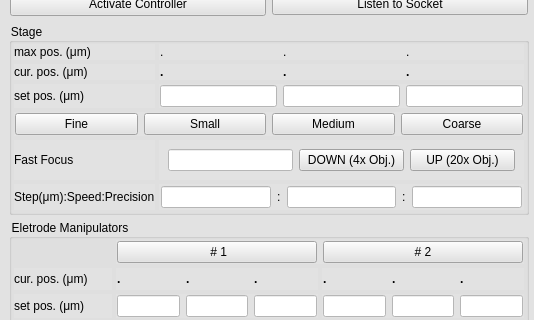
Before: the Qt Designer form manipulatorTemplate.ui in mgraupe/ManipulatorControl, drawn with Qt 5; both pictures show x 0 to 534 and y 179 to 499 of the 534 by 971 pixel window.
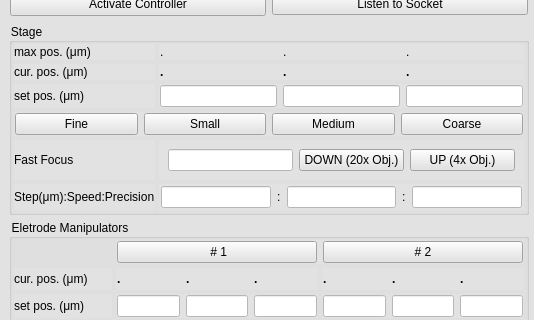
After: the same form once the commit is applied.

Commit message: corrected focus direction for respective objective

```diff
--- a/manipulatorTemplate.ui
+++ b/manipulatorTemplate.ui
@@ -749,14 +749,14 @@
            <item>
             <widget class="QPushButton" name="downFocusBtn">
              <property name="text">
-              <string>DOWN (4x Obj.)</string>
+              <string>DOWN (20x Obj.)</string>
              </property>
             </widget>
            </item>
            <item>
             <widget class="QPushButton" name="upFocusBtn">
              <property name="text">
-              <string>UP (20x Obj.)</string>
+              <string>UP (4x Obj.)</string>
              </property>
             </widget>
            </item>
```
The commit also changes 1 other file.
